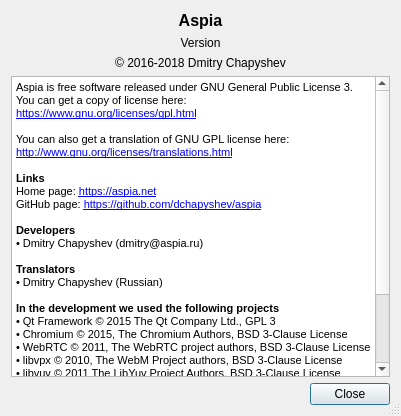
Old version of the form source/console/about_dialog.ui in the repository dchapyshev/aspia.
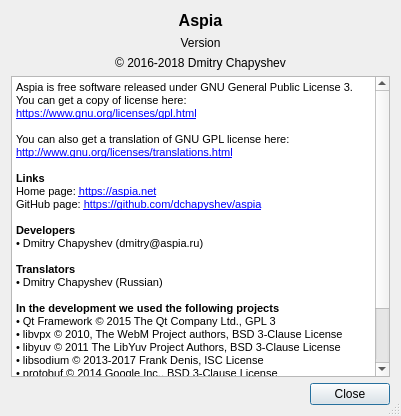
New version of the form.

Commit message: - Using Yes/No buttons for confirmation of deleting. - Removed Chromium / WebRTC mentions from the list of third-party components in the "About" dialog. The program still has code borrowed from these projects, but this code is forked.

Diff of the .ui file:
```diff
--- a/source/console/about_dialog.ui
+++ b/source/console/about_dialog.ui
@@ -80,8 +80,6 @@
 &lt;p style=&quot;-qt-paragraph-type:empty; margin-top:0px; margin-bottom:0px; margin-left:0px; margin-right:0px; -qt-block-indent:0; text-indent:0px;&quot;&gt;&lt;br /&gt;&lt;/p&gt;
 &lt;p style=&quot; margin-top:0px; margin-bottom:0px; margin-left:0px; margin-right:0px; -qt-block-indent:0; text-indent:0px;&quot;&gt;&lt;span style=&quot; font-weight:600;&quot;&gt;In the development we used the following projects&lt;/span&gt;&lt;/p&gt;
 &lt;p style=&quot; margin-top:0px; margin-bottom:0px; margin-left:0px; margin-right:0px; -qt-block-indent:0; text-indent:0px;&quot;&gt;• Qt Framework © 2015 The Qt Company Ltd., GPL 3&lt;/p&gt;
-&lt;p style=&quot; margin-top:0px; margin-bottom:0px; margin-left:0px; margin-right:0px; -qt-block-indent:0; text-indent:0px;&quot;&gt;• Chromium © 2015, The Chromium Authors, BSD 3-Clause License&lt;/p&gt;
-&lt;p style=&quot; margin-top:0px; margin-bottom:0px; margin-left:0px; margin-right:0px; -qt-block-indent:0; text-indent:0px;&quot;&gt;• WebRTC © 2011, The WebRTC project authors, BSD 3-Clause License&lt;/p&gt;
 &lt;p style=&quot; margin-top:0px; margin-bottom:0px; margin-left:0px; margin-right:0px; -qt-block-indent:0; text-indent:0px;&quot;&gt;• libvpx © 2010, The WebM Project authors, BSD 3-Clause License&lt;/p&gt;
 &lt;p style=&quot; margin-top:0px; margin-bottom:0px; margin-left:0px; margin-right:0px; -qt-block-indent:0; text-indent:0px;&quot;&gt;• libyuv © 2011 The LibYuv Project Authors, BSD 3-Clause License&lt;/p&gt;
 &lt;p style=&quot; margin-top:0px; margin-bottom:0px; margin-left:0px; margin-right:0px; -qt-block-indent:0; text-indent:0px;&quot;&gt;• libsodium © 2013-2017 Frank Denis, ISC License&lt;/p&gt;
```
The commit also changes 1 other file.
